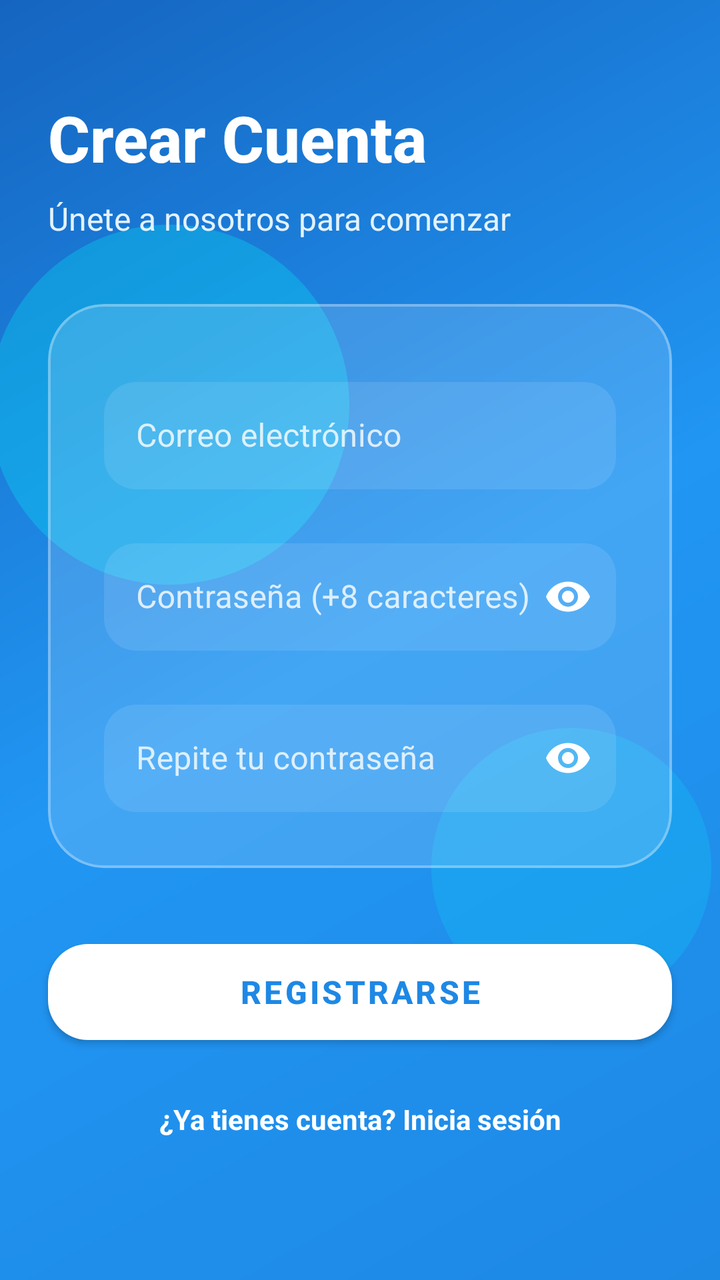
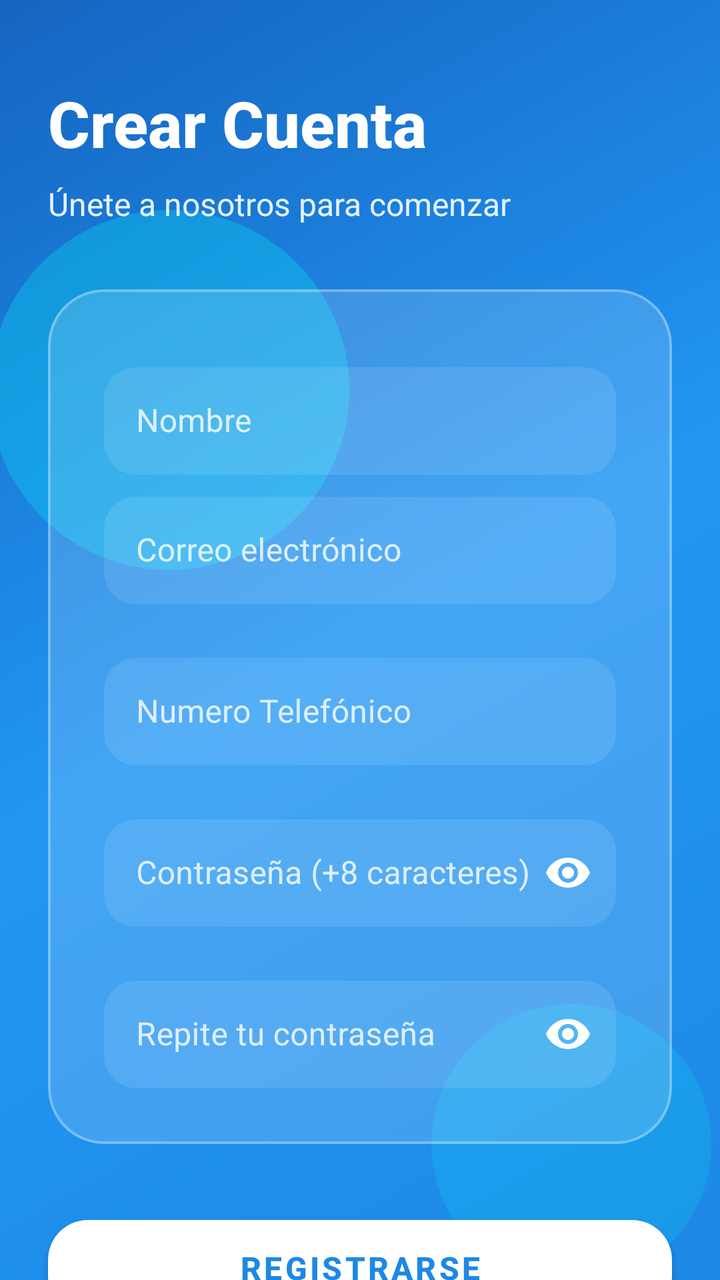

Two renders of the same Android screen: before a commit and after it. Below are the layout's source before the change and the commit's diff.
<!-- AndroidManifest.xml: application theme Theme.AIASolutions -->
<!-- res/layout/activity_sign_in.xml -->
<?xml version="1.0" encoding="utf-8"?>
<androidx.constraintlayout.widget.ConstraintLayout xmlns:android="http://schemas.android.com/apk/res/android"
    xmlns:app="http://schemas.android.com/apk/res-auto"
    xmlns:tools="http://schemas.android.com/tools"
    android:id="@+id/main"
    android:layout_width="match_parent"
    android:layout_height="match_parent"
    android:background="@drawable/gradient_background"
    tools:context=".SignIn">

    <ScrollView
        android:layout_width="match_parent"
        android:layout_height="0dp"
        android:fillViewport="true"
        android:scrollbars="none"
        app:layout_constraintBottom_toBottomOf="parent"
        app:layout_constraintTop_toTopOf="parent">

        <androidx.constraintlayout.widget.ConstraintLayout
            android:layout_width="match_parent"
            android:layout_height="wrap_content"
            android:paddingBottom="40dp">

            
            <View
                android:id="@+id/glassDecoration1"
                android:layout_width="180dp"
                android:layout_height="180dp"
                android:layout_marginTop="-40dp"
                android:layout_marginStart="-30dp"
                android:alpha="0.25"
                android:background="@drawable/circle_accent"
                app:layout_constraintStart_toStartOf="@id/formCard"
                app:layout_constraintTop_toTopOf="@id/formCard" />

            <View
                android:id="@+id/glassDecoration2"
                android:layout_width="140dp"
                android:layout_height="140dp"
                android:layout_marginEnd="-20dp"
                android:alpha="0.15"
                android:background="@drawable/circle_accent"
                app:layout_constraintBottom_toBottomOf="@id/formCard"
                app:layout_constraintEnd_toEndOf="@id/formCard"
                app:layout_constraintTop_toBottomOf="@id/formCard" />

            
            <LinearLayout
                android:id="@+id/headerContainer"
                android:layout_width="0dp"
                android:layout_height="wrap_content"
                android:layout_marginStart="24dp"
                android:layout_marginEnd="24dp"
                android:layout_marginTop="40dp"
                android:orientation="vertical"
                app:layout_constraintBottom_toTopOf="@+id/formCard"
                app:layout_constraintEnd_toEndOf="parent"
                app:layout_constraintStart_toStartOf="parent"
                app:layout_constraintTop_toTopOf="parent"
                app:layout_constraintVertical_chainStyle="packed">

                <TextView
                    android:layout_width="match_parent"
                    android:layout_height="wrap_content"
                    android:fontFamily="sans-serif-medium"
                    android:text="Crear Cuenta"
                    android:textColor="#FFFFFF"
                    android:textSize="32sp"
                    android:textStyle="bold" />

                <TextView
                    android:layout_width="match_parent"
                    android:layout_height="wrap_content"
                    android:layout_marginTop="8dp"
                    android:fontFamily="sans-serif"
                    android:text="Únete a nosotros para comenzar"
                    android:textColor="#E3F2FD"
                    android:textSize="16sp" />
            </LinearLayout>

            
            <com.google.android.material.card.MaterialCardView
                android:id="@+id/formCard"
                android:layout_width="0dp"
                android:layout_height="wrap_content"
                android:layout_marginStart="24dp"
                android:layout_marginEnd="24dp"
                android:layout_marginTop="32dp"
                app:cardBackgroundColor="#26FFFFFF"
                app:cardCornerRadius="28dp"
                app:cardElevation="0dp"
                app:layout_constraintBottom_toTopOf="@+id/btnSignUp"
                app:layout_constraintEnd_toEndOf="parent"
                app:layout_constraintStart_toStartOf="parent"
                app:layout_constraintTop_toBottomOf="@id/headerContainer"
                app:strokeColor="#4DFFFFFF"
                app:strokeWidth="1.2dp">

                <LinearLayout
                    android:layout_width="match_parent"
                    android:layout_height="wrap_content"
                    android:orientation="vertical"
                    android:padding="28dp">

                    <com.google.android.material.textfield.TextInputLayout
                        android:id="@+id/emailRegisterLayout"
                        android:layout_width="match_parent"
                        android:layout_height="wrap_content"
                        android:layout_marginBottom="16dp"
                        android:textColorHint="#CCFFFFFF"
                        app:boxBackgroundMode="none"
                        app:hintTextColor="#FFFFFF">

                        <com.google.android.material.textfield.TextInputEditText
                            android:id="@+id/etEmailRegister"
                            android:layout_width="match_parent"
                            android:layout_height="wrap_content"
                            android:background="@drawable/glass_input_background"
                            android:hint="Correo electrónico"
                            android:inputType="textEmailAddress"
                            android:padding="16dp"
                            android:textColor="#FFFFFF" />
                    </com.google.android.material.textfield.TextInputLayout>

                    <com.google.android.material.textfield.TextInputLayout
                        android:id="@+id/passwordRegisterLayout"
                        android:layout_width="match_parent"
                        android:layout_height="wrap_content"
                        android:layout_marginBottom="16dp"
                        android:textColorHint="#CCFFFFFF"
                        app:boxBackgroundMode="none"
                        app:hintTextColor="#FFFFFF"
                        app:passwordToggleEnabled="true"
                        app:passwordToggleTint="#FFFFFF">

                        <com.google.android.material.textfield.TextInputEditText
                            android:id="@+id/etPassRegister"
                            android:layout_width="match_parent"
                            android:layout_height="wrap_content"
                            android:background="@drawable/glass_input_background"
                            android:hint="Contraseña (+8 caracteres)"
                            android:inputType="textPassword"
                            android:padding="16dp"
                            android:textColor="#FFFFFF" />
                    </com.google.android.material.textfield.TextInputLayout>

                    <com.google.android.material.textfield.TextInputLayout
                        android:id="@+id/passwordConfirmLayout"
                        android:layout_width="match_parent"
                        android:layout_height="wrap_content"
                        android:textColorHint="#CCFFFFFF"
                        app:boxBackgroundMode="none"
                        app:hintTextColor="#FFFFFF"
                        app:passwordToggleEnabled="true"
                        app:passwordToggleTint="#FFFFFF">

                        <com.google.android.material.textfield.TextInputEditText
                            android:id="@+id/etPassRegisterConfirm"
                            android:layout_width="match_parent"
                            android:layout_height="wrap_content"
                            android:background="@drawable/glass_input_background"
                            android:hint="Repite tu contraseña"
                            android:inputType="textPassword"
                            android:padding="16dp"
                            android:textColor="#FFFFFF" />
                    </com.google.android.material.textfield.TextInputLayout>

                </LinearLayout>
            </com.google.android.material.card.MaterialCardView>

            
            <com.google.android.material.button.MaterialButton
                android:id="@+id/btnSignUp"
                android:layout_width="0dp"
                android:layout_height="60dp"
                android:layout_marginStart="24dp"
                android:layout_marginEnd="24dp"
                android:layout_marginTop="32dp"
                android:text="REGISTRARSE"
                android:textSize="16sp"
                android:textStyle="bold"
                app:backgroundTint="#FFFFFF"
                app:cornerRadius="20dp"
                app:layout_constraintBottom_toTopOf="@+id/tvBackToLogin"
                app:layout_constraintEnd_toEndOf="parent"
                app:layout_constraintStart_toStartOf="parent"
                app:layout_constraintTop_toBottomOf="@id/formCard"
                android:textColor="#1E88E5" />

            
            <TextView
                android:id="@+id/tvBackToLogin"
                android:layout_width="wrap_content"
                android:layout_height="wrap_content"
                android:layout_marginTop="24dp"
                android:paddingBottom="24dp"
                android:text="¿Ya tienes cuenta? Inicia sesión"
                android:textColor="#FFFFFF"
                android:textSize="14sp"
                android:textStyle="bold"
                app:layout_constraintBottom_toBottomOf="parent"
                app:layout_constraintEnd_toEndOf="parent"
                app:layout_constraintStart_toStartOf="parent"
                app:layout_constraintTop_toBottomOf="@id/btnSignUp" />

        </androidx.constraintlayout.widget.ConstraintLayout>
    </ScrollView>

    <ProgressBar
        android:id="@+id/progressBarSignIn"
        android:layout_width="wrap_content"
        android:layout_height="wrap_content"
        android:indeterminateTint="#FFFFFF"
        android:visibility="gone"
        app:layout_constraintBottom_toBottomOf="parent"
        app:layout_constraintEnd_toEndOf="parent"
        app:layout_constraintStart_toStartOf="parent"
        app:layout_constraintTop_toTopOf="parent" />

</androidx.constraintlayout.widget.ConstraintLayout>
<!-- resources referenced by this layout -->
<resources>
  <!-- drawable circle_accent (drawable) -->
  <?xml version="1.0" encoding="utf-8"?>
  <shape xmlns:android="http://schemas.android.com/apk/res/android"
      android:shape="oval">
      <solid android:color="#00FFFF" />
  </shape>
  <!-- drawable glass_input_background (drawable) -->
  <?xml version="1.0" encoding="utf-8"?>
  <shape xmlns:android="http://schemas.android.com/apk/res/android"
      android:shape="rectangle">
      <solid android:color="#1AFFFFFF" />
      <corners android:radius="16dp" />
  </shape>
  <!-- drawable gradient_background (drawable) -->
  <?xml version="1.0" encoding="utf-8"?>
  <shape xmlns:android="http://schemas.android.com/apk/res/android"
      android:shape="rectangle">
      <gradient
          android:angle="135"
          android:startColor="#1E88E5"
          android:centerColor="#2196F3"
          android:endColor="#1565C0"
          android:type="linear"
          android:useLevel="false" />
  </shape>
  <style name="Theme.AIASolutions" parent="Base.Theme.AIASolutions" />
  <style name="Base.Theme.AIASolutions" parent="Theme.MaterialComponents.DayNight.NoActionBar">
          
      </style>
</resources>

<!-- the commit's change to res/layout/activity_sign_in.xml (unified diff, before → after) -->
@@ -103,6 +103,25 @@
                     android:padding="28dp">
 
                     <com.google.android.material.textfield.TextInputLayout
+                        android:id="@+id/nameCompleteLayout"
+                        android:layout_width="match_parent"
+                        android:layout_height="wrap_content"
+                        android:textColorHint="#CCFFFFFF"
+                        app:boxBackgroundMode="none"
+                        app:hintTextColor="#FFFFFF">
+
+                        <com.google.android.material.textfield.TextInputEditText
+                            android:id="@+id/nameComplete"
+                            android:layout_width="match_parent"
+                            android:layout_height="wrap_content"
+                            android:background="@drawable/glass_input_background"
+                            android:hint="Nombre"
+                            android:inputType="text"
+                            android:padding="16dp"
+                            android:textColor="#FFFFFF" />
+                    </com.google.android.material.textfield.TextInputLayout>
+
+                    <com.google.android.material.textfield.TextInputLayout
                         android:id="@+id/emailRegisterLayout"
                         android:layout_width="match_parent"
                         android:layout_height="wrap_content"
@@ -118,6 +137,26 @@
                             android:background="@drawable/glass_input_background"
                             android:hint="Correo electrónico"
                             android:inputType="textEmailAddress"
+                            android:padding="16dp"
+                            android:textColor="#FFFFFF" />
+                    </com.google.android.material.textfield.TextInputLayout>
+
+                    <com.google.android.material.textfield.TextInputLayout
+                        android:id="@+id/phoneNumberRegisterLayout"
+                        android:layout_width="match_parent"
+                        android:layout_height="wrap_content"
+                        android:layout_marginBottom="16dp"
+                        android:textColorHint="#CCFFFFFF"
+                        app:boxBackgroundMode="none"
+                        app:hintTextColor="#FFFFFF">
+
+                        <com.google.android.material.textfield.TextInputEditText
+                            android:id="@+id/phoneNumberRegister"
+                            android:layout_width="match_parent"
+                            android:layout_height="wrap_content"
+                            android:background="@drawable/glass_input_background"
+                            android:hint="Numero Telefónico"
+                            android:inputType="phone"
                             android:padding="16dp"
                             android:textColor="#FFFFFF" />
                     </com.google.android.material.textfield.TextInputLayout>
